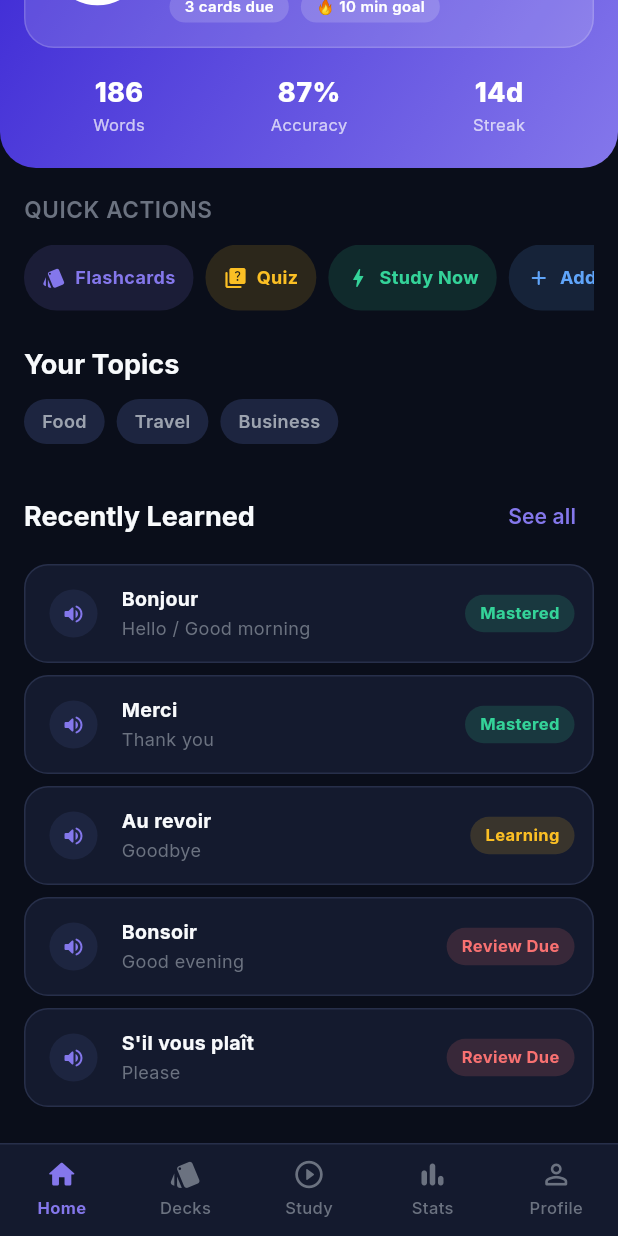
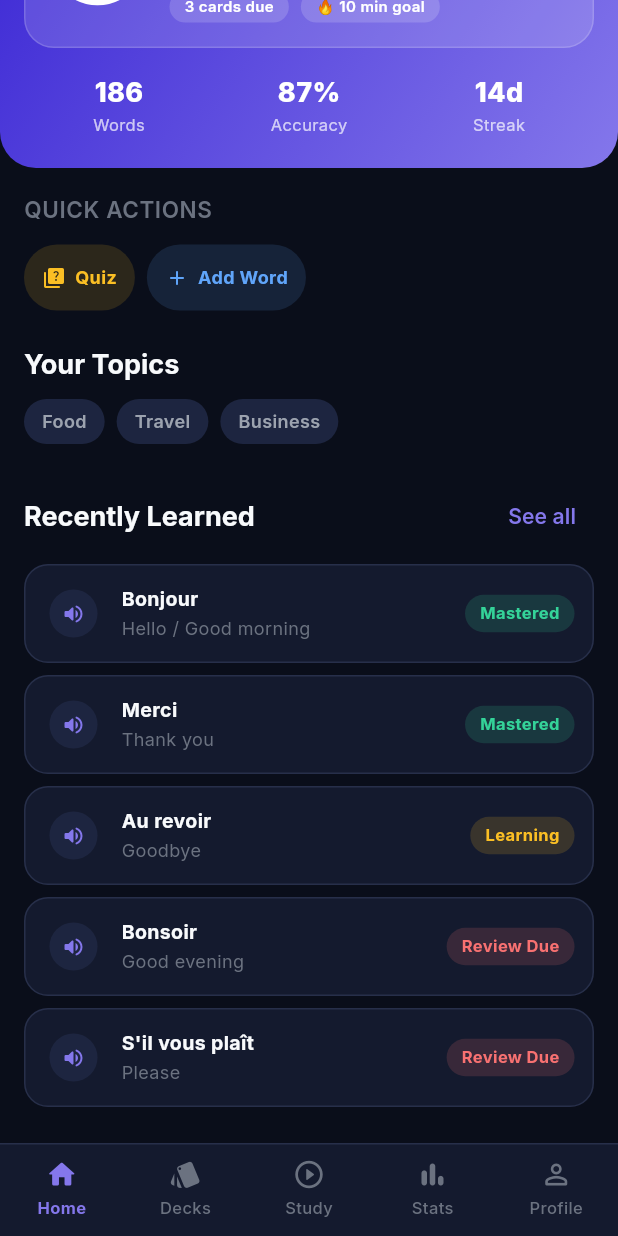
Before and after one commit to EmreKTR/LanGigaCard, a Flutter app: the MainShell screen opened directly, scrolled down 167 dp, on a phone screen of 412 x 824 dp. Run offline on Flutter 3.47's test engine with Material 3 defaults, Android fonts, the phone set to English and light mode, and no system bars; our stand-ins replace flutter_local_notifications, flutter_tts, google_fonts, shared_preferences, sqflite, timezone; accounts and stored records are empty.

Commit message:
Simplify Home quick actions and fix study-session tap targets
- Quick Actions now only shows Quiz and Add Word (dropped the redundant
  Flashcards/Study Now buttons that duplicated the Continue Learning card).
- The Continue Learning card is tappable anywhere, not just the arrow.
- The avatar in the Home header now opens Profile.
- Swiping a revealed study card now just skips to the next one instead of
  rating it as Easy/Again — rating stays the job of the 4 buttons below,
  for learners who just want to look at a card without grading themselves.

```diff
--- a/lib/screens/home/home_screen.dart
+++ b/lib/screens/home/home_screen.dart
@@ -30,10 +30,11 @@ String initialsFor(String name) {
 /// followed by Quick Actions, Your Topics and Recently Learned on the
 /// regular scaffold background.
 class HomeScreen extends StatelessWidget {
-  const HomeScreen({super.key, required this.profile, required this.onStudyTap});
+  const HomeScreen({super.key, required this.profile, required this.onStudyTap, required this.onProfileTap});
 
   final UserProfile profile;
   final VoidCallback onStudyTap;
+  final VoidCallback onProfileTap;
 
   @override
   Widget build(BuildContext context) {
@@ -54,14 +55,14 @@ class HomeScreen extends StatelessWidget {
     return CustomScrollView(
       physics: const AlwaysScrollableScrollPhysics(),
       slivers: [
-        SliverToBoxAdapter(child: _GradientHeader(profile: profile, deck: deck, onStudyTap: onStudyTap)),
+        SliverToBoxAdapter(child: _GradientHeader(profile: profile, deck: deck, onStudyTap: onStudyTap, onProfileTap: onProfileTap)),
         SliverPadding(
           padding: const EdgeInsets.all(AppSpacing.lg),
           sliver: SliverList(
             delegate: SliverChildListDelegate([
               Text('QUICK ACTIONS', style: Theme.of(context).textTheme.titleMedium),
               const SizedBox(height: AppSpacing.md),
-              _QuickActionsRow(onStudyTap: onStudyTap),
+              const _QuickActionsRow(),
               const SizedBox(height: AppSpacing.xxl),
               Text('Your Topics', style: Theme.of(context).textTheme.titleLarge),
               const SizedBox(height: AppSpacing.md),
@@ -92,11 +93,12 @@ class HomeScreen extends StatelessWidget {
 }
 
 class _GradientHeader extends StatelessWidget {
-  const _GradientHeader({required this.profile, required this.deck, required this.onStudyTap});
+  const _GradientHeader({required this.profile, required this.deck, required this.onStudyTap, required this.onProfileTap});
 
   final UserProfile profile;
   final Deck deck;
   final VoidCallback onStudyTap;
+  final VoidCallback onProfileTap;
 
   @override
   Widget build(BuildContext context) {
@@ -130,7 +132,10 @@ class _GradientHeader extends StatelessWidget {
                   ],
                 ),
               ),
-              Stack(
+              InkWell(
+                onTap: onProfileTap,
+                customBorder: const CircleBorder(),
+                child: Stack(
                   clipBehavior: Clip.none,
                   children: [
                     CircleAvatar(
@@ -141,10 +146,14 @@ class _GradientHeader extends StatelessWidget {
                     Positioned(top: -4, right: -8, child: StreakBadge(days: profile.streakDays)),
                   ],
                 ),
+              ),
             ],
           ),
           const SizedBox(height: AppSpacing.lg),
-          Container(
+          InkWell(
+            onTap: onStudyTap,
+            borderRadius: BorderRadius.circular(AppRadius.lg),
+            child: Container(
               width: double.infinity,
               padding: const EdgeInsets.all(AppSpacing.lg),
               decoration: BoxDecoration(
@@ -185,15 +194,12 @@ class _GradientHeader extends StatelessWidget {
                       ],
                     ),
                   ),
-                InkWell(
-                  onTap: onStudyTap,
-                  borderRadius: BorderRadius.circular(AppRadius.pill),
-                  child: const Padding(
+                  const Padding(
                     padding: EdgeInsets.all(6),
                     child: Icon(Icons.arrow_forward_rounded, color: Colors.white),
                   ),
+                ],
               ),
-              ],
             ),
           ),
           const SizedBox(height: AppSpacing.lg),
@@ -239,22 +245,18 @@ class _StatColumn extends StatelessWidget {
 }
 
 class _QuickActionsRow extends StatelessWidget {
-  const _QuickActionsRow({required this.onStudyTap});
-
-  final VoidCallback onStudyTap;
+  const _QuickActionsRow();
 
   @override
   Widget build(BuildContext context) {
     final colors = context.appColors;
     final actions = [
-      (icon: Icons.style_rounded, label: 'Flashcards', color: colors.primary, onTap: onStudyTap),
       (
         icon: Icons.quiz_rounded,
         label: 'Quiz',
         color: colors.srsHard,
         onTap: () => Navigator.of(context).push(MaterialPageRoute(builder: (_) => const QuizScreen())),
       ),
-      (icon: Icons.bolt_rounded, label: 'Study Now', color: colors.success, onTap: onStudyTap),
       (
         icon: Icons.add_rounded,
         label: 'Add Word',
--- a/lib/screens/main_shell.dart
+++ b/lib/screens/main_shell.dart
@@ -43,7 +43,10 @@ class _MainShellState extends State<MainShell> {
   Future<void> _restoreSavedProfile() async {
     final saved = await OnboardingStore.loadProfile();
     if (saved == null || !mounted) return;
-    final restored = profileFromOnboarding(saved, _profile);
+    // Seeded fresh, not from the demo profile still sitting in `_profile` —
+    // there's nowhere yet that persists a returning learner's real stats, so
+    // the honest thing to show is 0, not the sample content's numbers.
+    final restored = profileFromOnboarding(saved, UserProfile.empty());
     PronunciationService.useLanguageCode(restored.targetLanguageCode);
     setState(() => _profile = restored);
   }
@@ -55,7 +58,7 @@ class _MainShellState extends State<MainShell> {
   @override
   Widget build(BuildContext context) {
     final tabs = [
-      HomeScreen(profile: _profile, onStudyTap: _startStudySession),
+      HomeScreen(profile: _profile, onStudyTap: _startStudySession, onProfileTap: () => setState(() => _tabIndex = 3)),
       const DeckDashboardScreen(),
       StatisticsScreen(profile: _profile),
       ProfileScreen(profile: _profile, onProfileChanged: (p) => setState(() => _profile = p)),
```
Also changed, not shown: lib/screens/study/study_session_screen.dart (+15 -5 lines), lib/widgets/swipe_to_rate.dart (+17 -16 lines), 2 other files. Lines whose indentation alone changed are shown as unchanged.
